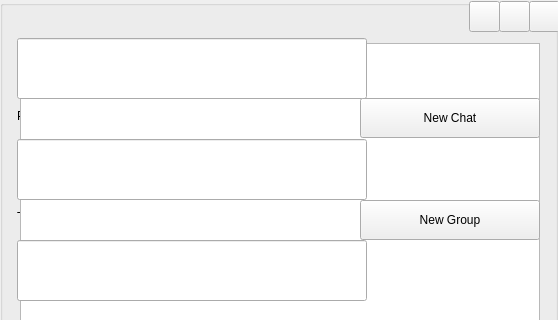
Old version of the form mainwindow.ui in the repository borhanem/Messenger_Void_13; both pictures show x 0 to 558 and y 0 to 320 of the 558 by 588 pixel window.
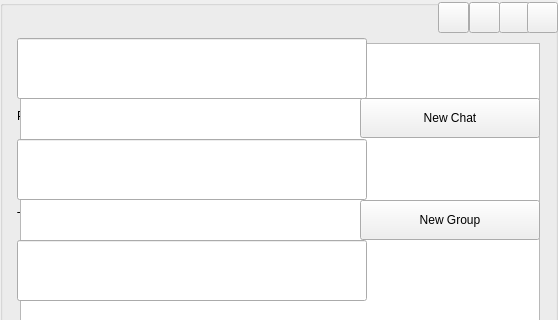
New version of the form. Icons and pictures are not drawn.

Diff of the .ui file:
```diff
--- a/mainwindow.ui
+++ b/mainwindow.ui
@@ -237,7 +237,7 @@
        <property name="geometry">
         <rect>
          <x>499</x>
-         <y>1</y>
+         <y>2</y>
          <width>31</width>
          <height>31</height>
         </rect>
@@ -269,8 +269,8 @@
       <widget class="QToolButton" name="Exit_pbn">
        <property name="geometry">
         <rect>
-         <x>529</x>
-         <y>1</y>
+         <x>527</x>
+         <y>2</y>
          <width>31</width>
          <height>31</height>
         </rect>
@@ -335,7 +335,7 @@
        <property name="geometry">
         <rect>
          <x>469</x>
-         <y>1</y>
+         <y>2</y>
          <width>31</width>
          <height>31</height>
         </rect>
@@ -383,6 +383,22 @@
         <string/>
        </property>
       </widget>
+      <widget class="QToolButton" name="Minus_tbn">
+       <property name="geometry">
+        <rect>
+         <x>438</x>
+         <y>2</y>
+         <width>31</width>
+         <height>31</height>
+        </rect>
+       </property>
+       <property name="styleSheet">
+        <string notr="true"/>
+       </property>
+       <property name="text">
+        <string/>
+       </property>
+      </widget>
      </widget>
     </widget>
     <widget class="QWidget" name="page_2">
```
